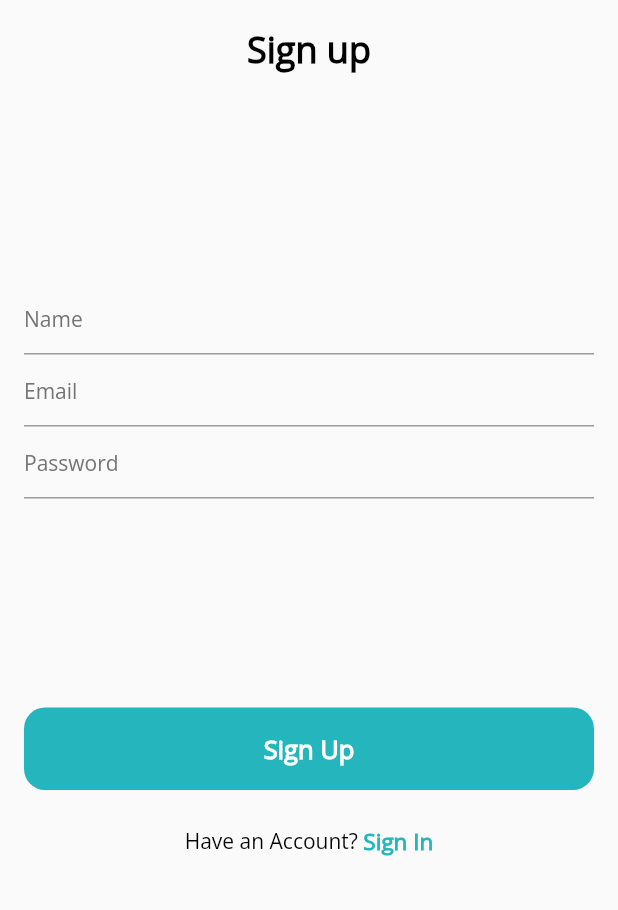
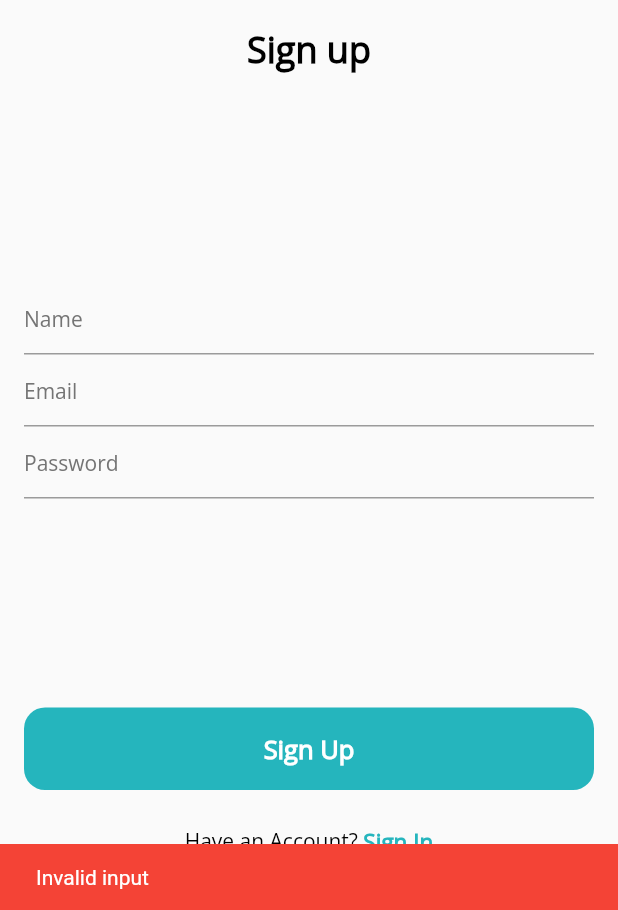
Before and after one commit to Mukhiddin3888/novalab_test, a Flutter app: the SignUpScreen screen opened directly, after a tap on "Sign Up", on a phone screen of 412 x 824 dp, the part 326-1236 px from its top. Run offline on Flutter 3.47's test engine with Material 2 defaults, Android fonts, the phone set to English and light mode, and no system bars; our stand-ins replace bloc, dartz, dio, equatable, firebase_auth, firebase_core and 5 more; accounts and stored records are empty.

Commit message:
add input validator

```diff
--- /dev/null
+++ b/lib/features/authintification/logic/input_validator.dart
@@ -0,0 +1,12 @@
+
+
+bool checkIt({required String email, required String password}){
+  const emailRegex =
+  r"""^[a-zA-Z0-9.a-zA-Z0-9.!#$%&'*+-/=?^_`{|}~]+@[a-zA-Z0-9]+\.[a-zA-Z]+""";
+  if (RegExp(emailRegex).hasMatch(email) && password.length >5 ) {
+    return true;
+  } else {
+    return false;
+  }
+
+}
--- a/lib/features/get_news/presentation/pages/sign_up_screen.dart
+++ b/lib/features/authintification/presentation/sign_up_screen.dart
@@ -2,11 +2,12 @@ import 'package:flutter/cupertino.dart';
 import 'package:flutter/material.dart';
 import 'package:flutter_svg/svg.dart';
 import 'package:novalab_test/core/utils/utils.dart';
+import 'package:novalab_test/features/authintification/auth.dart';
+import 'package:novalab_test/features/authintification/logic/input_validator.dart';
+import 'package:novalab_test/features/authintification/presentation/sign_in_screen.dart';
 import 'package:novalab_test/features/get_news/presentation/pages/home_screen.dart';
-import 'package:novalab_test/features/get_news/presentation/pages/sign_in_screen.dart';
 import 'package:novalab_test/features/get_news/presentation/widgets/sign_button.dart';
 
-import '../../../authintification/auth.dart';
 
 
 class SignUpScreen extends StatelessWidget {
@@ -67,17 +68,12 @@ class SignUpScreen extends StatelessWidget {
 
                 GestureDetector(
                     onTap:(){
-                      AuthenticationHelper()
-                          .signUp(email: emailController.text.toString(),
-                          password: passwordController.text.toString())
-                          .then((result) {
-                        if (result == null) {
-                          Navigator.pushReplacement(context,
-                              MaterialPageRoute(builder: (context) => HomeScreen()));
-                        } else {
-                         print(result);
-                        }
-                      });
+                    signUp(
+                        email: emailController.text.toString(),
+                        password: passwordController.text.toString(),
+                    context: context
+                    );
+
                     },
                     child: const SignInUpButton(title: 'Sign Up',)),
 
@@ -105,3 +101,31 @@ class SignUpScreen extends StatelessWidget {
     );
   }
 }
+
+void signUp({ required String email, required String password, context }) {
+  if(checkIt(email: email, password: password)){
+    AuthenticationHelper()
+        .signUp(email: email,
+        password: password )
+        .then((result) {
+      if (result == null) {
+        Navigator.pushReplacement(context,
+            MaterialPageRoute(builder: (context) => HomeScreen()));
+      } else {
+
+        ScaffoldMessenger.of(context).showSnackBar(
+            const SnackBar(
+              backgroundColor: Colors.red,
+              content: Text("Invalid input "),
+            ));
+      }
+    });
+  }else{
+    ScaffoldMessenger.of(context).showSnackBar(
+        const SnackBar(
+          backgroundColor: Colors.red,
+          content: Text('Invalid input'),
+        ));
+  }
+
+}
--- a/lib/main.dart
+++ b/lib/main.dart
@@ -1,6 +1,6 @@
 import 'package:flutter/material.dart';
 import 'package:hive/hive.dart';
-import 'package:novalab_test/features/get_news/presentation/pages/home_screen.dart';
+import 'package:novalab_test/features/authintification/presentation/sign_in_screen.dart';
 import 'package:novalab_test/injection_container.dart' as di;
 import 'features/get_news/domain/entity/news_entity.dart';
 
@@ -22,7 +22,7 @@ class MyApp extends StatelessWidget {
       debugShowCheckedModeBanner: false,
       title: 'Flutter Demo',
       theme: ThemeData(),
-      home: HomeScreen()
+      home: SignInScreen()
     );
   }
 }
```
Also changed, not shown: lib/features/authintification/logic/user_validator_sign_in.dart (added, +33 -0 lines), lib/features/authintification/presentation/sign_in_screen.dart (renamed from lib/features/get_news/presentation/pages/sign_in_screen.dart, +6 -16 lines), lib/features/authintification/logic/sign_up_validator.dart (added).
